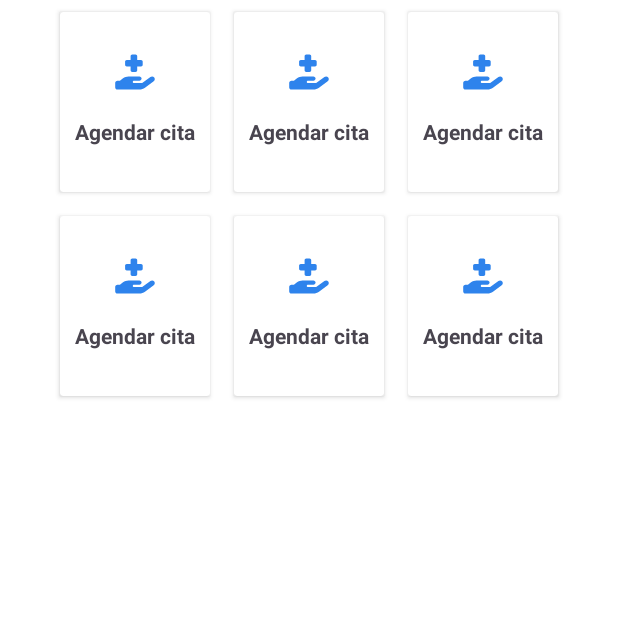
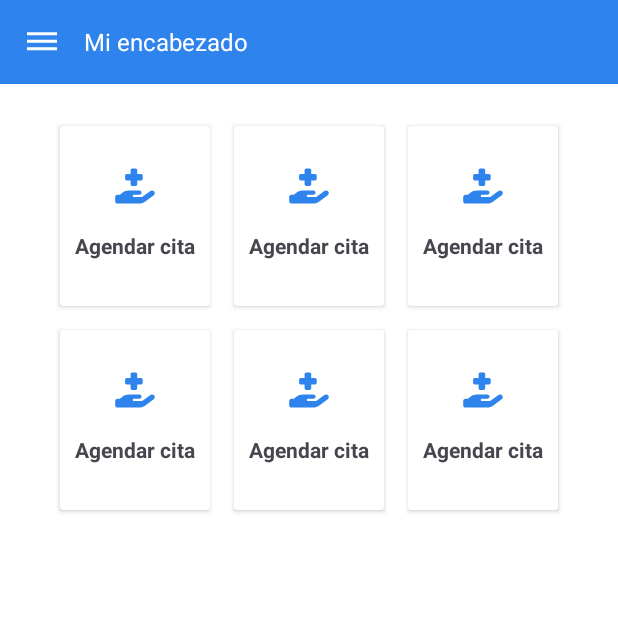
Before and after one commit to Jean-Huaringa/VivaSalud, an Android app: the HomeActivity screen opened directly, with no data from a screen before it, on a phone screen of 412 x 824 dp, the top half of it. Run offline under Robolectric (Android 15) with nearby library versions, the phone set to English and light mode, and no system bars; our stand-ins replace FlexboxLayout.

Commit message:
feat: implementacion de el componente para header

```diff
--- /dev/null
+++ b/app/src/main/res/drawable/ic_menubar.xml
@@ -0,0 +1,5 @@
+<vector android:height="24dp" android:tint="#000000"
+    android:viewportHeight="24" android:viewportWidth="24"
+    android:width="24dp" xmlns:android="http://schemas.android.com/apk/res/android">
+    <path android:fillColor="@android:color/white" android:pathData="M2,15.5v2h20v-2L2,15.5zM2,10.5v2h20v-2L2,10.5zM2,5.5v2h20v-2L2,5.5z"/>
+</vector>
--- a/app/src/main/res/layout/activity_home.xml
+++ b/app/src/main/res/layout/activity_home.xml
@@ -1,5 +1,6 @@
 <?xml version="1.0" encoding="utf-8"?>
-<androidx.constraintlayout.widget.ConstraintLayout xmlns:android="http://schemas.android.com/apk/res/android"
+<androidx.constraintlayout.widget.ConstraintLayout
+    xmlns:android="http://schemas.android.com/apk/res/android"
     xmlns:app="http://schemas.android.com/apk/res-auto"
     xmlns:tools="http://schemas.android.com/tools"
     android:layout_width="match_parent"
@@ -7,30 +8,40 @@
     tools:context=".HomeActivity">
 
     <ScrollView
+        android:layout_width="0dp"
+        android:layout_height="0dp"
+        app:layout_constraintTop_toTopOf="parent"
+        app:layout_constraintBottom_toBottomOf="parent"
+        app:layout_constraintStart_toStartOf="parent"
+        app:layout_constraintEnd_toEndOf="parent">
+
+        <LinearLayout
             android:layout_width="match_parent"
-        android:layout_height="match_parent">
+            android:layout_height="wrap_content"
+            android:orientation="vertical">
 
+            <!-- Header -->
+            <include layout="@layout/item_header" />
+
+            <!-- Cards -->
             <com.google.android.flexbox.FlexboxLayout
                 android:layout_width="match_parent"
                 android:layout_height="wrap_content"
+                android:layout_marginTop="20dp"
                 app:flexDirection="row"
                 app:flexWrap="wrap"
                 app:justifyContent="center">
 
                 <include layout="@layout/item_card" />
-
+                <include layout="@layout/item_card" />
+                <include layout="@layout/item_card" />
+                <include layout="@layout/item_card" />
+                <include layout="@layout/item_card" />
                 <include layout="@layout/item_card" />
 
-            <include layout="@layout/item_card" />
-
-            <include layout="@layout/item_card" />
-
-            <include layout="@layout/item_card" />
-
-            <include layout="@layout/item_card" />
             </com.google.android.flexbox.FlexboxLayout>
 
+        </LinearLayout>
     </ScrollView>
 
-
 </androidx.constraintlayout.widget.ConstraintLayout>
--- a/app/src/main/res/layout/activity_main.xml
+++ b/app/src/main/res/layout/activity_main.xml
@@ -11,11 +11,11 @@
         android:layout_height="match_parent"
         android:padding="25dp">
 
-
         <LinearLayout
             android:layout_width="match_parent"
             android:layout_height="wrap_content"
-            android:orientation="vertical">
+            android:orientation="vertical"
+            android:gravity="center_horizontal">
 
             <ImageView
                 android:id="@+id/center_icon"
@@ -121,8 +121,9 @@
 
             <CheckBox
                 android:id="@+id/checkbox"
-                android:layout_width="wrap_content"
+                android:layout_width="match_parent"
                 android:layout_height="wrap_content"
+                android:textAlignment="textStart"
                 android:text="@string/label_checkbox"
                 app:layout_constraintStart_toStartOf="@+id/layout"
                 app:layout_constraintTop_toBottomOf="@+id/layout" />
--- a/app/src/main/res/layout/item_header.xml
+++ b/app/src/main/res/layout/item_header.xml
@@ -1,6 +1,37 @@
 <?xml version="1.0" encoding="utf-8"?>
 <androidx.constraintlayout.widget.ConstraintLayout xmlns:android="http://schemas.android.com/apk/res/android"
+    xmlns:app="http://schemas.android.com/apk/res-auto"
     android:layout_width="match_parent"
     android:layout_height="match_parent">
 
+    <LinearLayout
+        android:layout_width="match_parent"
+        android:layout_height="wrap_content"
+        android:orientation="horizontal"
+        android:background="@color/blue"
+        android:padding="16dp"
+        app:layout_constraintEnd_toEndOf="parent"
+        app:layout_constraintStart_toStartOf="parent"
+        app:layout_constraintTop_toTopOf="parent"
+        android:gravity="center_vertical"  >
+
+        <ImageView
+            android:id="@+id/iconBack"
+            android:layout_width="24dp"
+            android:layout_height="24dp"
+            android:src="@drawable/ic_menubar"
+            app:tint="@color/white"
+            android:contentDescription="Volver" />
+
+        <TextView
+            android:id="@+id/headerTitle"
+            android:layout_width="wrap_content"
+            android:layout_height="wrap_content"
+            android:text="Mi encabezado"
+            android:textColor="@android:color/white"
+            android:textSize="16sp"
+            android:layout_marginStart="16dp"/>
+    </LinearLayout>
+
+
 </androidx.constraintlayout.widget.ConstraintLayout>
```
Lines whose indentation alone changed are shown as unchanged.
